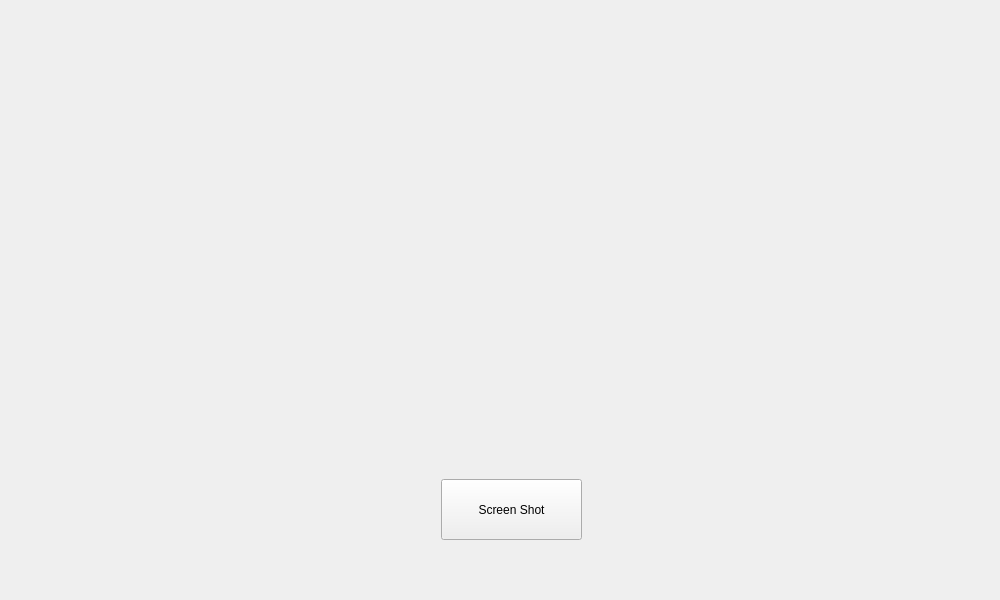
Before: the Qt Designer form ScreenCapture/MainWindow.ui in 0CottonBuds/ViewTether, drawn with Qt 5.
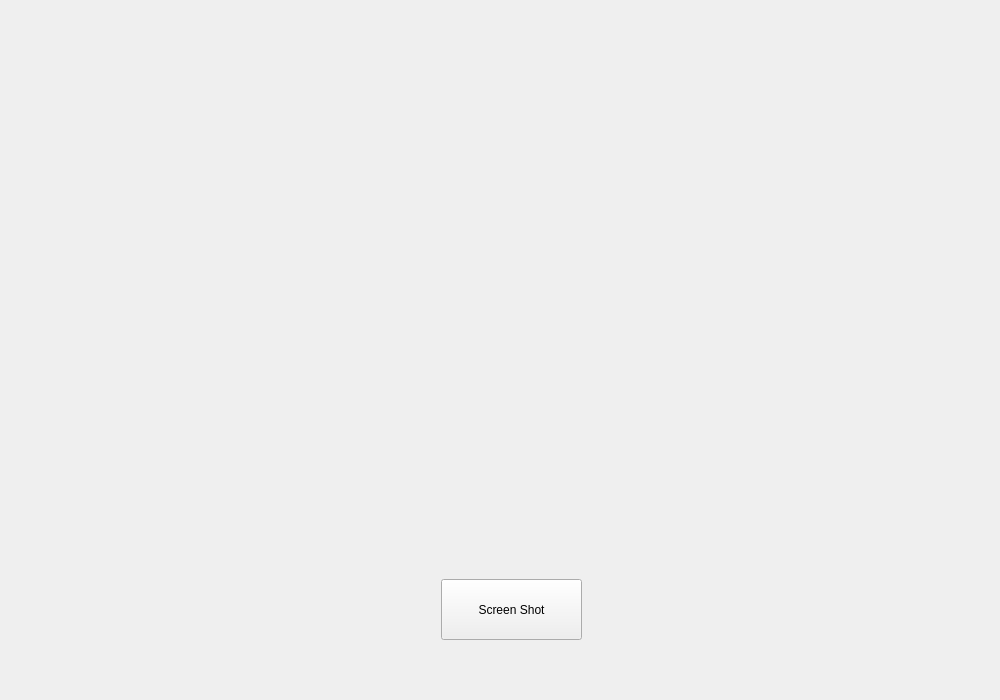
After: the same form once the commit is applied.

```diff
--- a/ScreenCapture/MainWindow.ui
+++ b/ScreenCapture/MainWindow.ui
@@ -7,13 +7,19 @@
     <x>0</x>
     <y>0</y>
     <width>1000</width>
-    <height>600</height>
+    <height>700</height>
    </rect>
   </property>
   <property name="minimumSize">
    <size>
     <width>1000</width>
-    <height>600</height>
+    <height>700</height>
+   </size>
+  </property>
+  <property name="maximumSize">
+   <size>
+    <width>1000</width>
+    <height>700</height>
    </size>
   </property>
   <property name="windowTitle">
@@ -25,6 +31,12 @@
    </item>
    <item>
     <widget class="QWidget" name="controlContainers" native="true">
+     <property name="minimumSize">
+      <size>
+       <width>0</width>
+       <height>150</height>
+      </size>
+     </property>
      <property name="maximumSize">
       <size>
        <width>16777215</width>
```
